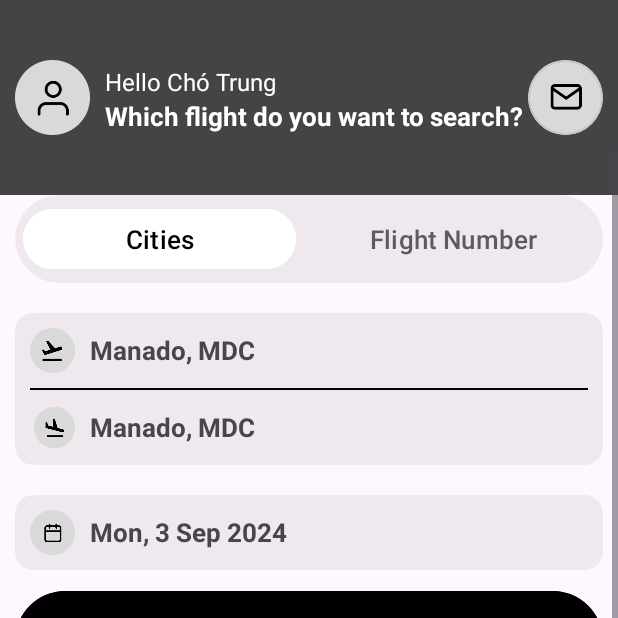
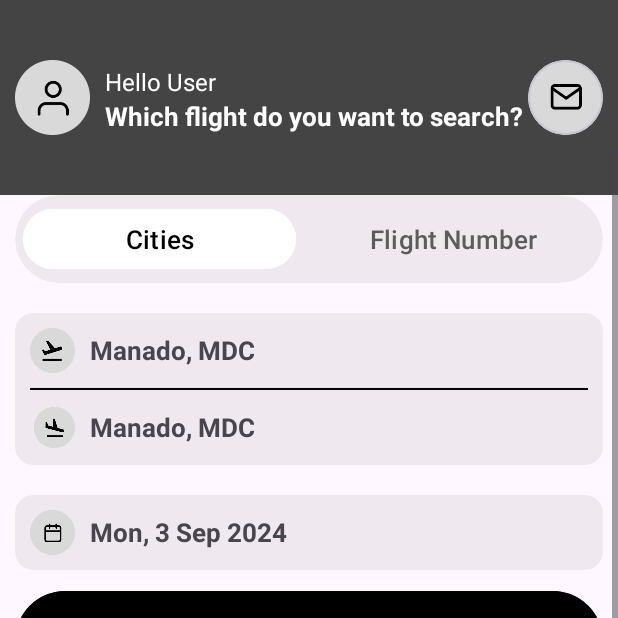
Before and after one commit to hatrungnguyen/Mobile, an Android app: the CitiesActivity screen opened directly, with no data from a screen before it, on a phone screen of 412 x 824 dp, the top half of it. Run offline under Robolectric (Android 15) with nearby library versions, the phone set to English and light mode, and no system bars; our stand-ins replace navigation-ui.

Commit message:
Update activity_cities.xml by Vu

```diff
--- a/app/src/main/res/layout/activity_cities.xml
+++ b/app/src/main/res/layout/activity_cities.xml
@@ -44,7 +44,7 @@
                     android:id="@+id/profile_greeting"
                     android:layout_width="wrap_content"
                     android:layout_height="wrap_content"
-                    android:text="Hello Chó Trung"
+                    android:text="Hello User"
                     android:textColor="@color/white"
                     android:textSize="16dp" />
 
```
